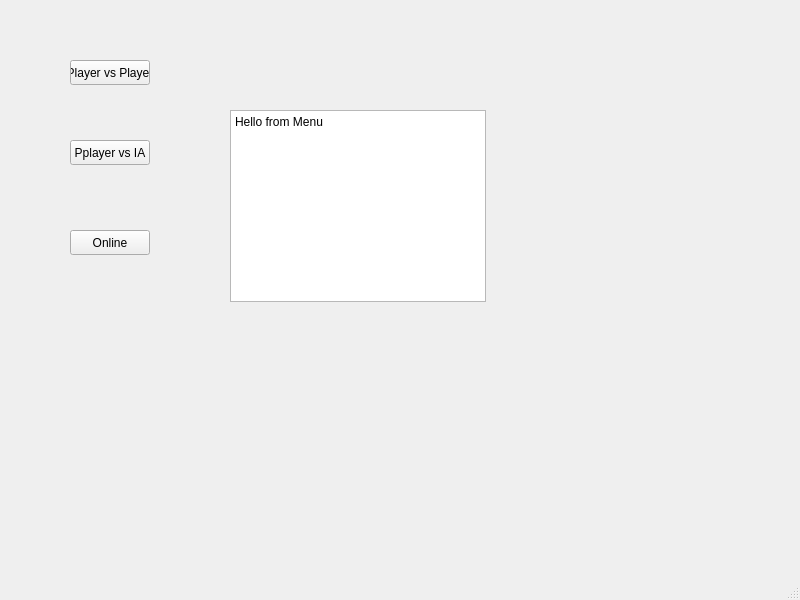
First picture: the form in introwindow.ui, repository karamandrew/Arnianletricozor, before the edit.
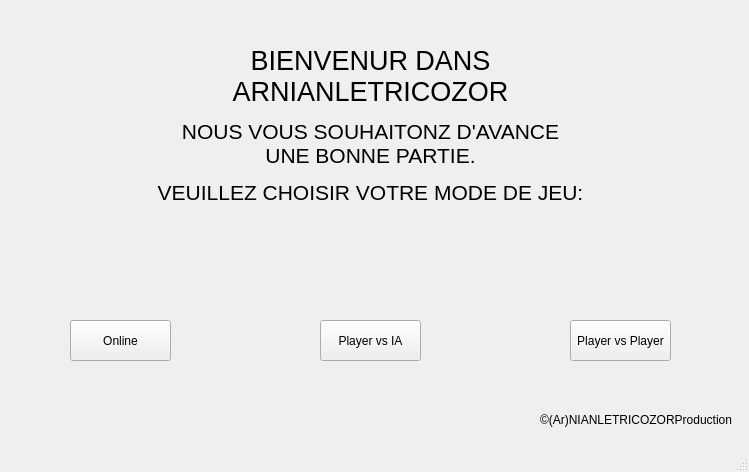
Second picture: the form after the edit.

Commit message: Menu d'entrée et affichage clique droit( crash quand click droit) J-2

The edit to the form file:
```diff
--- a/introwindow.ui
+++ b/introwindow.ui
@@ -6,39 +6,21 @@
    <rect>
     <x>0</x>
     <y>0</y>
-    <width>800</width>
-    <height>600</height>
+    <width>749</width>
+    <height>472</height>
    </rect>
   </property>
   <property name="windowTitle">
    <string>MainWindow</string>
   </property>
   <widget class="QWidget" name="centralwidget">
-   <widget class="QTextBrowser" name="textBrowser">
-    <property name="geometry">
-     <rect>
-      <x>230</x>
-      <y>110</y>
-      <width>256</width>
-      <height>192</height>
-     </rect>
-    </property>
-    <property name="html">
-     <string>&lt;!DOCTYPE HTML PUBLIC &quot;-//W3C//DTD HTML 4.0//EN&quot; &quot;http://www.w3.org/TR/REC-html40/strict.dtd&quot;&gt;
-&lt;html&gt;&lt;head&gt;&lt;meta name=&quot;qrichtext&quot; content=&quot;1&quot; /&gt;&lt;style type=&quot;text/css&quot;&gt;
-p, li { white-space: pre-wrap; }
-&lt;/style&gt;&lt;/head&gt;&lt;body style=&quot; font-family:'Noto Sans'; font-size:9pt; font-weight:400; font-style:normal;&quot;&gt;
-&lt;p style=&quot; margin-top:0px; margin-bottom:0px; margin-left:0px; margin-right:0px; -qt-block-indent:0; text-indent:0px;&quot;&gt;Hello from Menu&lt;/p&gt;
-&lt;p style=&quot;-qt-paragraph-type:empty; margin-top:0px; margin-bottom:0px; margin-left:0px; margin-right:0px; -qt-block-indent:0; text-indent:0px;&quot;&gt;&lt;br /&gt;&lt;/p&gt;&lt;/body&gt;&lt;/html&gt;</string>
-    </property>
-   </widget>
    <widget class="QPushButton" name="pushButton">
     <property name="geometry">
      <rect>
-      <x>70</x>
-      <y>60</y>
-      <width>80</width>
-      <height>25</height>
+      <x>570</x>
+      <y>320</y>
+      <width>101</width>
+      <height>41</height>
      </rect>
     </property>
     <property name="text">
@@ -48,29 +30,55 @@
    <widget class="QPushButton" name="pushButton_2">
     <property name="geometry">
      <rect>
-      <x>70</x>
-      <y>140</y>
-      <width>80</width>
-      <height>25</height>
+      <x>320</x>
+      <y>320</y>
+      <width>101</width>
+      <height>41</height>
      </rect>
     </property>
     <property name="text">
-     <string>Pplayer vs IA</string>
+     <string>Player vs IA</string>
     </property>
    </widget>
    <widget class="QPushButton" name="pushButton_3">
     <property name="geometry">
      <rect>
       <x>70</x>
-      <y>230</y>
-      <width>80</width>
-      <height>25</height>
+      <y>320</y>
+      <width>101</width>
+      <height>41</height>
      </rect>
     </property>
     <property name="text">
      <string>Online</string>
     </property>
    </widget>
+   <widget class="QLabel" name="label">
+    <property name="geometry">
+     <rect>
+      <x>140</x>
+      <y>0</y>
+      <width>461</width>
+      <height>251</height>
+     </rect>
+    </property>
+    <property name="text">
+     <string>&lt;html&gt;&lt;head/&gt;&lt;body&gt;&lt;p align=&quot;center&quot;&gt;&lt;span style=&quot; font-size:20pt;&quot;&gt;BIENVENUR DANS&lt;br/&gt;ARNIANLETRICOZOR&lt;/span&gt;&lt;/p&gt;&lt;p align=&quot;center&quot;&gt;&lt;span style=&quot; font-size:16pt;&quot;&gt;NOUS VOUS SOUHAITONZ D'AVANCE &lt;br/&gt;UNE BONNE PARTIE.&lt;/span&gt;&lt;/p&gt;&lt;p align=&quot;center&quot;&gt;&lt;span style=&quot; font-size:16pt;&quot;&gt;VEUILLEZ CHOISIR VOTRE MODE DE JEU:&lt;/span&gt;&lt;/p&gt;&lt;/body&gt;&lt;/html&gt;</string>
+    </property>
+   </widget>
+   <widget class="QLabel" name="label_2">
+    <property name="geometry">
+     <rect>
+      <x>540</x>
+      <y>410</y>
+      <width>201</width>
+      <height>20</height>
+     </rect>
+    </property>
+    <property name="text">
+     <string>©(Ar)NIANLETRICOZORProduction</string>
+    </property>
+   </widget>
   </widget>
   <widget class="QMenuBar" name="menubar">
    <property name="geometry">
```
Left out of the diff: 2 changed lines with no effect on the pictures. The commit also changes 10 other files.
